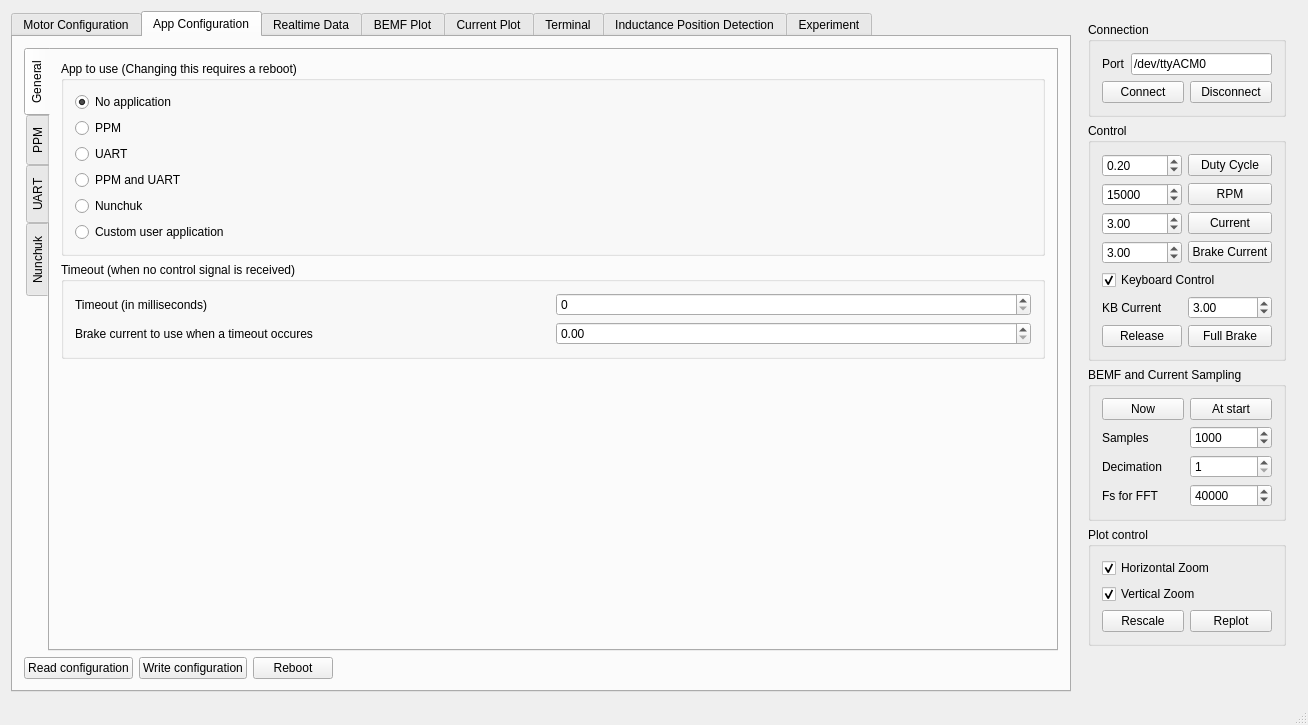
Qt form mainwindow.ui (vedderb/bldc-tool) before a commit.
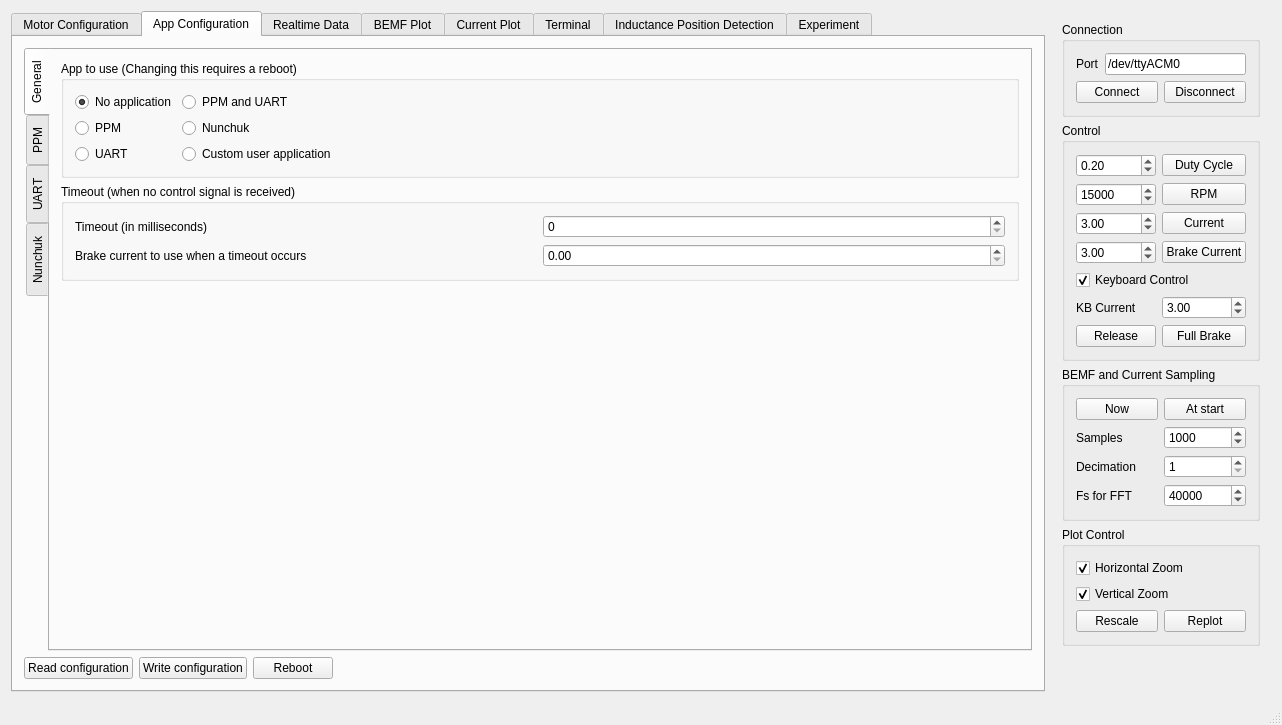
The same form after that commit. The open tabs and pages were chosen to show the change. Custom widgets are drawn as their Qt base class.

Commit message: Display mosfet temp in rt boxes, nunchuk description

What changed in the file:
```diff
--- a/mainwindow.ui
+++ b/mainwindow.ui
@@ -6,7 +6,7 @@
    <rect>
     <x>0</x>
     <y>0</y>
-    <width>1308</width>
+    <width>1282</width>
     <height>725</height>
    </rect>
   </property>
@@ -1018,8 +1018,10 @@
                 <property name="title">
                  <string>App to use (Changing this requires a reboot)</string>
                 </property>
-                <layout class="QVBoxLayout" name="verticalLayout_32">
+                <layout class="QHBoxLayout" name="horizontalLayout_33">
                  <item>
+                  <layout class="QGridLayout" name="gridLayout_22">
+                   <item row="0" column="0">
                   <widget class="QRadioButton" name="appconfUseNoAppButton">
                    <property name="text">
                     <string>No application</string>
@@ -1029,35 +1031,35 @@
                    </property>
                   </widget>
                  </item>
-                 <item>
-                  <widget class="QRadioButton" name="appconfUsePpmButton">
-                   <property name="text">
-                    <string>PPM</string>
-                   </property>
-                  </widget>
-                 </item>
-                 <item>
-                  <widget class="QRadioButton" name="appconfUseUartButton">
-                   <property name="text">
-                    <string>UART</string>
-                   </property>
-                  </widget>
-                 </item>
-                 <item>
+                   <item row="0" column="1">
                   <widget class="QRadioButton" name="appconfUsePpmUartButton">
                    <property name="text">
                     <string>PPM and UART</string>
                    </property>
                   </widget>
                  </item>
-                 <item>
+                   <item row="1" column="0">
+                    <widget class="QRadioButton" name="appconfUsePpmButton">
+                     <property name="text">
+                      <string>PPM</string>
+                     </property>
+                    </widget>
+                   </item>
+                   <item row="1" column="1">
                   <widget class="QRadioButton" name="appconfUseNunchukButton">
                    <property name="text">
                     <string>Nunchuk</string>
                    </property>
                   </widget>
                  </item>
-                 <item>
+                   <item row="2" column="0">
+                    <widget class="QRadioButton" name="appconfUseUartButton">
+                     <property name="text">
+                      <string>UART</string>
+                     </property>
+                    </widget>
+                   </item>
+                   <item row="2" column="1">
                   <widget class="QRadioButton" name="appconfUseCustomButton">
                    <property name="text">
                     <string>Custom user application</string>
@@ -1065,6 +1067,21 @@
                   </widget>
                  </item>
                 </layout>
+                 </item>
+                 <item>
+                  <spacer name="horizontalSpacer_12">
+                   <property name="orientation">
+                    <enum>Qt::Horizontal</enum>
+                   </property>
+                   <property name="sizeHint" stdset="0">
+                    <size>
+                     <width>561</width>
+                     <height>20</height>
+                    </size>
+                   </property>
+                  </spacer>
+                 </item>
+                </layout>
                </widget>
               </item>
               <item>
@@ -1093,7 +1110,7 @@
                  <item row="1" column="0">
                   <widget class="QLabel" name="label_53">
                    <property name="text">
-                    <string>Brake current to use when a timeout occures</string>
+                    <string>Brake current to use when a timeout occurs</string>
                    </property>
                   </widget>
                  </item>
@@ -2820,7 +2837,7 @@
        <item>
         <widget class="QGroupBox" name="groupBox_5">
          <property name="title">
-          <string>Plot control</string>
+          <string>Plot Control</string>
          </property>
          <layout class="QVBoxLayout" name="verticalLayout_3">
           <item>
```
Left out of the diff: 41 changed lines with no effect on the pictures. Lines whose indentation alone changed are shown as unchanged. The commit also changes 1 other file.
